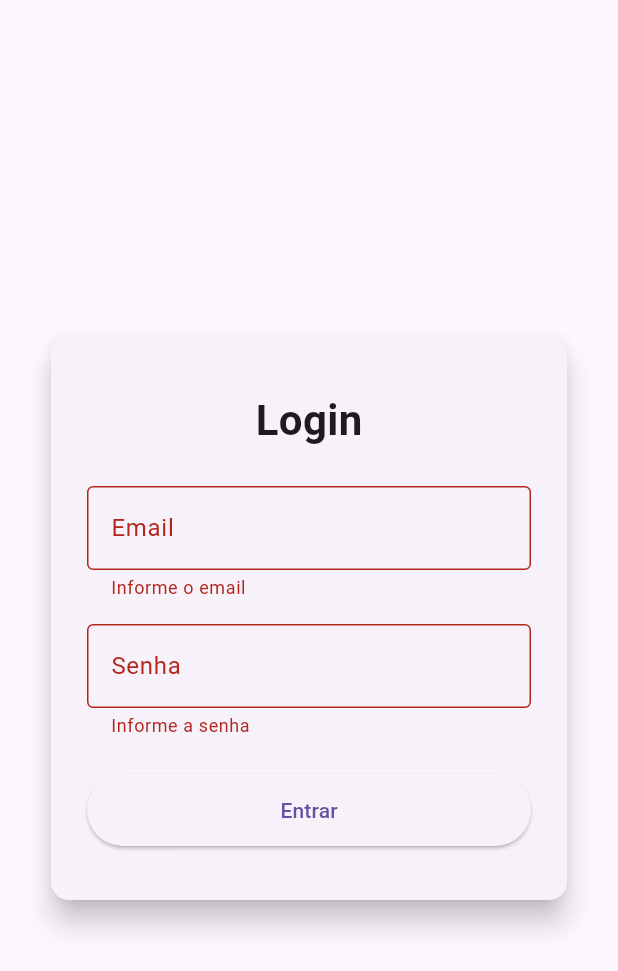
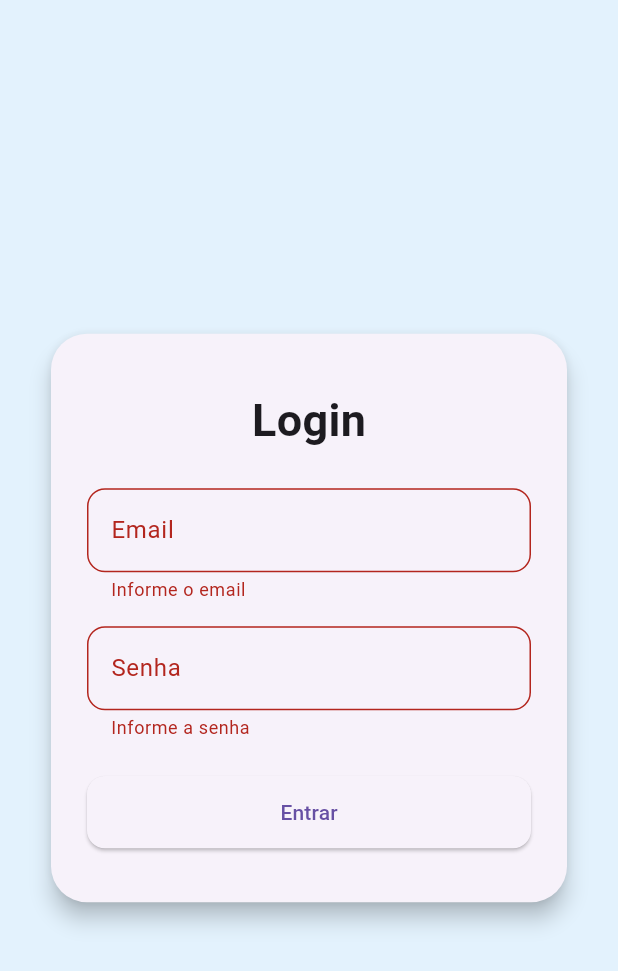
Before and after one commit to blacksouldev/sistema_gestao-hospitalar, a Flutter app: the screen it shows after launch, after a tap on "Entrar", on a phone screen of 412 x 824 dp. Shown: the top 971 px of the screen. Run offline on Flutter 3.47's test engine with Material 3 defaults, Android fonts, the phone set to English and light mode, and no system bars; our stand-ins replace shared_preferences; accounts and stored records are empty.

Commit message:
Adicionado descrição com cor do card abaixo dos cards no Dashboard automático ao passar o mouse sobre os cards, colocado salvamento de login e senha, entrando ao clicar enter

```diff
--- a/lib/pages/login_page.dart
+++ b/lib/pages/login_page.dart
@@ -1,5 +1,6 @@
 import 'package:flutter/material.dart';
 import 'package:provider/provider.dart';
+import 'package:shared_preferences/shared_preferences.dart';
 import '../providers/auth_provider.dart';
 
 class LoginPage extends StatefulWidget {
@@ -15,6 +16,28 @@ class _LoginPageState extends State<LoginPage> {
   final TextEditingController senhaController = TextEditingController();
   bool _isLoading = false;
 
+  @override
+  void initState() {
+    super.initState();
+    _carregarCredenciaisSalvas();
+  }
+
+  Future<void> _carregarCredenciaisSalvas() async {
+    final prefs = await SharedPreferences.getInstance();
+    final email = prefs.getString('email') ?? '';
+    final senha = prefs.getString('senha') ?? '';
+    setState(() {
+      emailController.text = email;
+      senhaController.text = senha;
+    });
+  }
+
+  Future<void> _salvarCredenciais(String email, String senha) async {
+    final prefs = await SharedPreferences.getInstance();
+    await prefs.setString('email', email);
+    await prefs.setString('senha', senha);
+  }
+
   Future<void> _fazerLogin() async {
     if (!_formKey.currentState!.validate()) return;
 
@@ -26,7 +49,9 @@ class _LoginPageState extends State<LoginPage> {
 
     try {
       final sucesso = await authProvider.login(email, senha);
-      if (!sucesso) {
+      if (sucesso) {
+        await _salvarCredenciais(email, senha);
+      } else {
         ScaffoldMessenger.of(context).showSnackBar(
           const SnackBar(content: Text('Usuário ou senha inválidos')),
         );
@@ -50,13 +75,14 @@ class _LoginPageState extends State<LoginPage> {
   @override
   Widget build(BuildContext context) {
     return Scaffold(
+      backgroundColor: Colors.blue.shade50,
       body: Center(
         child: Container(
           constraints: const BoxConstraints(maxWidth: 400),
           padding: const EdgeInsets.all(24),
           child: Card(
-            elevation: 8,
-            shape: RoundedRectangleBorder(borderRadius: BorderRadius.circular(12)),
+            elevation: 6,
+            shape: RoundedRectangleBorder(borderRadius: BorderRadius.circular(24)),
             child: Padding(
               padding: const EdgeInsets.symmetric(horizontal: 24, vertical: 36),
               child: Form(
@@ -66,15 +92,15 @@ class _LoginPageState extends State<LoginPage> {
                   children: [
                     const Text(
                       'Login',
-                      style: TextStyle(fontSize: 28, fontWeight: FontWeight.bold),
+                      style: TextStyle(fontSize: 30, fontWeight: FontWeight.bold),
                     ),
                     const SizedBox(height: 24),
                     TextFormField(
                       controller: emailController,
                       keyboardType: TextInputType.emailAddress,
-                      decoration: const InputDecoration(
+                      decoration: InputDecoration(
                         labelText: 'Email',
-                        border: OutlineInputBorder(),
+                        border: OutlineInputBorder(borderRadius: BorderRadius.circular(12)),
                       ),
                       validator: (value) {
                         if (value == null || value.isEmpty) return 'Informe o email';
@@ -86,15 +112,16 @@ class _LoginPageState extends State<LoginPage> {
                     TextFormField(
                       controller: senhaController,
                       obscureText: true,
-                      decoration: const InputDecoration(
+                      decoration: InputDecoration(
                         labelText: 'Senha',
-                        border: OutlineInputBorder(),
+                        border: OutlineInputBorder(borderRadius: BorderRadius.circular(12)),
                       ),
                       validator: (value) {
                         if (value == null || value.isEmpty) return 'Informe a senha';
                         if (value.length < 6) return 'Senha muito curta';
                         return null;
                       },
+                      onFieldSubmitted: (_) => _fazerLogin(),
                     ),
                     const SizedBox(height: 24),
                     SizedBox(
@@ -102,6 +129,9 @@ class _LoginPageState extends State<LoginPage> {
                       height: 48,
                       child: ElevatedButton(
                         onPressed: _isLoading ? null : _fazerLogin,
+                        style: ElevatedButton.styleFrom(
+                          shape: RoundedRectangleBorder(borderRadius: BorderRadius.circular(12)),
+                        ),
                         child: _isLoading
                             ? const CircularProgressIndicator(color: Colors.white)
                             : const Text('Entrar'),
```
Also changed, not shown: lib/pages/dashboard_page.dart (+76 -11 lines).
